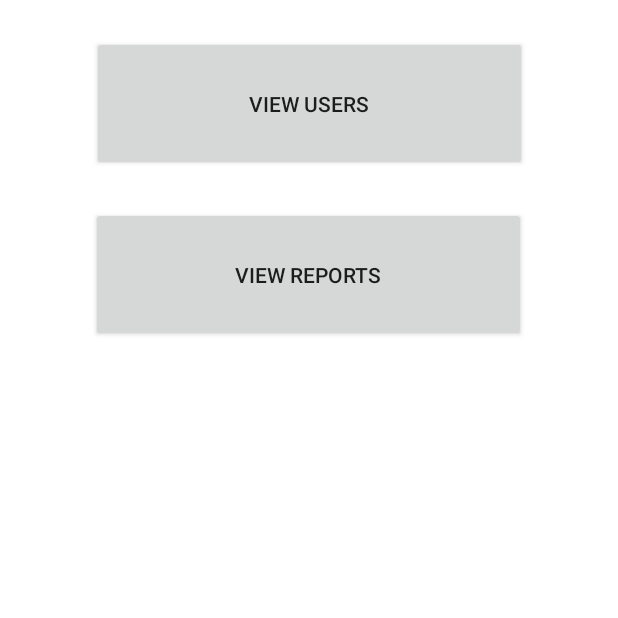
After one commit to CSCI-152/Adoptr, an Android app: the Admin screen opened directly, with no data from a screen before it, on a phone screen of 412 x 824 dp, the top half of it. The commit adds this screen. Run offline under Robolectric (Android 15) with nearby library versions, the phone set to English and light mode, and no system bars.

Commit message:
PostCreation and Admin stuff

```diff
--- a/app/build.gradle
+++ b/app/build.gradle
@@ -14,6 +14,7 @@ android {
         targetSdkVersion 30
         versionCode 1
         versionName "1.0"
+        multiDexEnabled true
 
         testInstrumentationRunner "androidx.test.runner.AndroidJUnitRunner"
     }
@@ -55,6 +56,7 @@ dependencies {
 
     implementation 'androidx.navigation:navigation-runtime-ktx:2.3.3'
     implementation 'androidx.legacy:legacy-support-v4:1.0.0'
+    implementation 'com.google.firebase:firebase-firestore:22.1.2'
 
     testImplementation 'junit:junit:4.13.2'
     androidTestImplementation 'androidx.test.ext:junit:1.1.2'
--- /dev/null
+++ b/app/src/main/java/com/example/adoptrapp/Admin.kt
@@ -0,0 +1,24 @@
+package com.example.adoptrapp
+
+import android.content.Intent
+import androidx.appcompat.app.AppCompatActivity
+import android.os.Bundle
+import android.view.View
+
+class Admin : AppCompatActivity() {
+
+    override fun onCreate(savedInstanceState: Bundle?) {
+        super.onCreate(savedInstanceState)
+        setContentView(R.layout.admin_activity)
+
+    }
+
+    fun view_report(view: View) {
+        val intent = Intent(this, ViewReport::class.java)
+        startActivity(intent)
+    }
+    fun view_user(view: View) {
+        val intent = Intent(this, ViewUser::class.java)
+        startActivity(intent)
+    }
+}
--- a/app/src/main/java/com/example/adoptrapp/Login.kt
+++ b/app/src/main/java/com/example/adoptrapp/Login.kt
@@ -62,7 +62,7 @@ class Login : AppCompatActivity() {
                     if (!task.isSuccessful){
                         Toast.makeText(this@Login, "Login Failed.",Toast.LENGTH_LONG).show()
                     }else{
-                        startActivity(Intent(this@Login,MainActivity::class.java))
+                        startActivity(Intent(this@Login,LandingActivity::class.java))
                         finish()
                     }
                 })
--- /dev/null
+++ b/app/src/main/res/layout/admin_activity.xml
@@ -0,0 +1,44 @@
+<?xml version="1.0" encoding="utf-8"?>
+<androidx.constraintlayout.widget.ConstraintLayout xmlns:android="http://schemas.android.com/apk/res/android"
+    xmlns:app="http://schemas.android.com/apk/res-auto"
+    xmlns:tools="http://schemas.android.com/tools"
+    android:layout_width="match_parent"
+    android:layout_height="match_parent"
+    android:background="@color/white"
+    tools:context=".Admin">
+
+    <Button
+        android:id="@+id/view_report"
+        android:layout_width="290dp"
+        android:layout_height="90dp"
+        android:layout_marginStart="32dp"
+        android:layout_marginLeft="32dp"
+        android:layout_marginTop="24dp"
+        android:layout_marginEnd="32dp"
+        android:layout_marginRight="32dp"
+        android:text="@string/view_report"
+        android:onClick="view_report"
+        app:layout_constraintEnd_toEndOf="parent"
+        app:layout_constraintHorizontal_bias="0.491"
+        app:layout_constraintStart_toStartOf="parent"
+        app:layout_constraintTop_toBottomOf="@+id/view_user" />
+
+    <Button
+        android:id="@+id/view_user"
+        android:layout_width="290dp"
+        android:layout_height="90dp"
+        android:layout_marginStart="32dp"
+        android:layout_marginLeft="32dp"
+        android:layout_marginTop="24dp"
+        android:layout_marginEnd="32dp"
+        android:layout_marginRight="32dp"
+        android:layout_marginBottom="24dp"
+        android:text="@string/view_user"
+        android:onClick="view_user"
+        app:layout_constraintBottom_toTopOf="@+id/view_report"
+        app:layout_constraintEnd_toEndOf="parent"
+        app:layout_constraintHorizontal_bias="0.5"
+        app:layout_constraintStart_toEndOf="@id/view_report"
+        app:layout_constraintStart_toStartOf="parent"
+        app:layout_constraintTop_toTopOf="parent" />
+</androidx.constraintlayout.widget.ConstraintLayout>
--- a/app/src/main/res/menu/drawer_menu.xml
+++ b/app/src/main/res/menu/drawer_menu.xml
@@ -2,6 +2,12 @@
 <menu xmlns:android="http://schemas.android.com/apk/res/android">
     <group android:checkableBehavior="single">
 
+        <item
+            android:id="@+id/nav_admin"
+            android:title="@string/navDrawer_admin" />
+        <item
+            android:id="@+id/nav_create"
+            android:title="@string/navDrawer_create_new_post"/>
         <item
             android:id="@+id/nav_login"
             android:title="@string/navDrawer_login" />
--- a/app/src/main/res/values/strings.xml
+++ b/app/src/main/res/values/strings.xml
@@ -8,6 +8,8 @@
     <string name="support_page_descriptionText">Please add addition comments for the ticket:</string>
     <string name="supportDescriptionBox">Description</string>
     <string name="support_page_submit_ticket">Submit Ticket</string>
+    <string name="navDrawer_admin">Admin</string>
+    <string name="navDrawer_create_new_post">Create new post</string>
     <string name="navDrawer_login">Login</string>
     <string name="navDrawer_profile">Profile</string>
     <string name="navDrawer_help">Help</string>
@@ -23,4 +25,8 @@
     <string name="navDrawer_createListing">Create Listing</string>
     <string name="navDrawer_signout">Sign Out</string>
 
+    //admin buttons text
+    <string name="view_report">View Reports</string>
+    <string name="view_user">View Users</string>
+
 </resources>
--- a/build.gradle
+++ b/build.gradle
@@ -6,9 +6,9 @@ buildscript {
         jcenter()
     }
     dependencies {
-        classpath "com.android.tools.build:gradle:4.1.2"
+        classpath 'com.android.tools.build:gradle:4.1.3'
         classpath "org.jetbrains.kotlin:kotlin-gradle-plugin:$kotlin_version"
-        classpath 'com.google.gms:google-services:4.3.3'
+        classpath 'com.google.gms:google-services:4.3.5'
 
         // NOTE: Do not place your application dependencies here; they belong
         // in the individual module build.gradle files
```
Also changed, not shown: app/src/main/AndroidManifest.xml (+5 -2 lines), app/src/main/java/com/example/adoptrapp/CreatePost.kt (added, +11 -0 lines), app/src/main/java/com/example/adoptrapp/FirebaseRepo.kt (added, +15 -0 lines), app/src/main/java/com/example/adoptrapp/LandingActivity.kt (+14 -0 lines), app/src/main/java/com/example/adoptrapp/ViewReport.kt (added, +32 -0 lines), app/src/main/java/com/example/adoptrapp/ViewUser.kt (added, +30 -0 lines), app/src/main/res/layout/create_post_activity.xml (added, +28 -0 lines), app/src/main/res/layout/view_report_activity.xml (added, +16 -0 lines), app/src/main/res/layout/view_user_activity.xml (added, +15 -0 lines).
